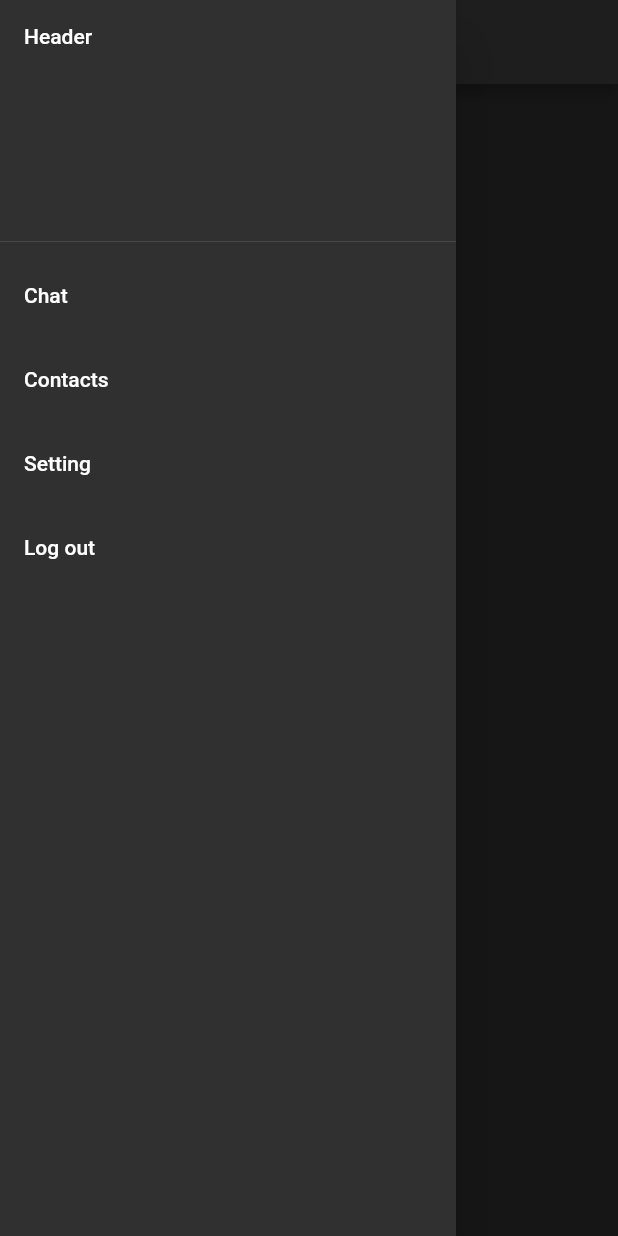
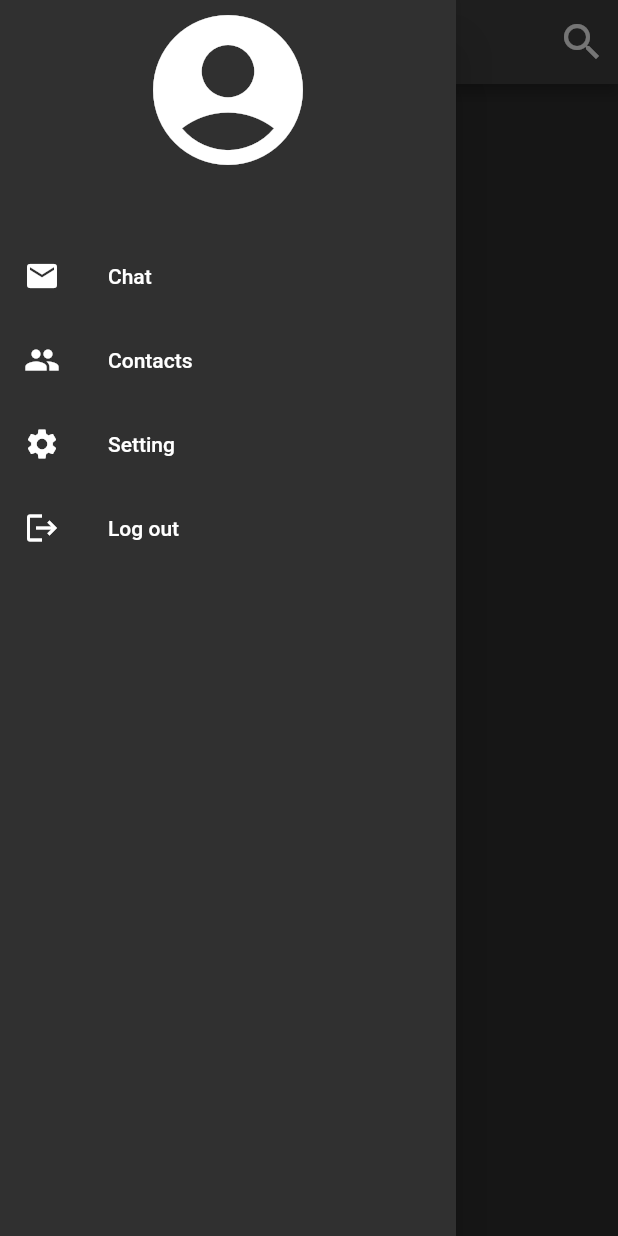
Before and after one commit to Shisaroru/FlutterFire-ChatApp, a Flutter app: the Home screen opened by its route, with the side drawer open, on a phone screen of 412 x 824 dp. Run offline on Flutter 3.47's test engine with Material 2 defaults, Android fonts, the phone set to English and light mode, and no system bars; our stand-ins replace cloud_firestore, firebase_auth, firebase_core, google_sign_in, shared_preferences; accounts and stored records are empty.

Commit message:
Update drawer and home screen

```diff
--- a/lib/app_state.dart
+++ b/lib/app_state.dart
@@ -1,12 +1,19 @@
+import 'package:cloud_firestore/cloud_firestore.dart';
 import 'package:flutter/material.dart';
+import 'package:myproject_app/services/auth.dart';
+import 'package:myproject_app/services/database.dart';
 
 class AppState extends ChangeNotifier {
-  int _route = 0;
+  String _name = "";
 
-  int get route => _route;
+  String get name => _name;
 
-  void changeRoute(int route) {
-    _route = route;
+  void getName() async {
+    var email = Auth().firebaseAuth.currentUser?.email;
+    QuerySnapshot snapshot =
+        await DatabaseService(uid: Auth().firebaseAuth.currentUser?.uid)
+            .getUser(email!);
+    _name = snapshot.docs[0]["fullName"];
     notifyListeners();
   }
 }
--- a/lib/auth/login.dart
+++ b/lib/auth/login.dart
@@ -115,7 +115,15 @@ class _LoginState extends State<Login> {
                         AuthButton(
                           color: Colors.white,
                           text: "Log in with Google",
-                          method: Auth().googleSignIn,
+                          method: () async {
+                            setState(() {
+                              _isLoading = true;
+                            });
+                            await Auth().googleSignIn();
+                            setState(() {
+                              _isLoading = false;
+                            });
+                          },
                         ),
                         const SizedBox(
                           height: 15,
--- a/lib/home/home.dart
+++ b/lib/home/home.dart
@@ -9,7 +9,25 @@ class Home extends StatelessWidget {
   Widget build(BuildContext context) {
     return Scaffold(
       appBar: AppBar(
-        title: const Text("Home"),
+        centerTitle: true,
+        actions: [
+          IconButton(
+            onPressed: () {
+              Navigator.pushNamed(context, "/search");
+            },
+            icon: const Icon(
+              Icons.search,
+              size: 32,
+            ),
+          )
+        ],
+        title: const Text(
+          "Chat",
+          style: TextStyle(
+            fontSize: 27,
+            fontWeight: FontWeight.bold,
+          ),
+        ),
         leading: const DrawerBuilder(),
       ),
       drawer: const AppDrawer(),
--- a/lib/shared/drawer.dart
+++ b/lib/shared/drawer.dart
@@ -1,37 +1,75 @@
 import 'package:flutter/material.dart';
 import 'package:myproject_app/services/auth.dart';
+import 'package:provider/provider.dart';
 
-class AppDrawer extends StatelessWidget {
+import '../app_state.dart';
+
+class AppDrawer extends StatefulWidget {
   const AppDrawer({super.key});
+
+  @override
+  State<AppDrawer> createState() => _AppDrawerState();
+}
+
+class _AppDrawerState extends State<AppDrawer> {
+  @override
+  void initState() {
+    super.initState();
+    context.read<AppState>().getName();
+  }
 
   @override
   Widget build(BuildContext context) {
     return Drawer(
       child: ListView(
         children: <Widget>[
-          const DrawerHeader(
-            child: Text("Header"),
+          const Icon(
+            Icons.account_circle,
+            size: 120,
+          ),
+          const SizedBox(
+            height: 15,
+          ),
+          Text(
+            context.read<AppState>().name,
+            textAlign: TextAlign.center,
+            style: const TextStyle(
+              fontWeight: FontWeight.bold,
+              fontSize: 18,
+            ),
           ),
           ListTile(
             title: const Text("Chat"),
+            leading: const Icon(
+              Icons.email,
+            ),
             onTap: () {
               Navigator.pushReplacementNamed(context, '/');
             },
           ),
           ListTile(
             title: const Text("Contacts"),
+            leading: const Icon(
+              Icons.group,
+            ),
             onTap: () {
               Navigator.pushReplacementNamed(context, '/contact');
             },
           ),
           ListTile(
             title: const Text("Setting"),
+            leading: const Icon(
+              Icons.settings,
+            ),
             onTap: () {
-              Navigator.pushReplacementNamed(context, '/profile');
+              Navigator.pushNamed(context, '/profile');
             },
           ),
           ListTile(
             title: const Text('Log out'),
+            leading: const Icon(
+              Icons.logout,
+            ),
             onTap: () {
               Auth().signOut();
             },
--- a/lib/shared/drawer_builder.dart
+++ b/lib/shared/drawer_builder.dart
@@ -7,7 +7,8 @@ class DrawerBuilder extends StatelessWidget {
   Widget build(BuildContext context) {
     return Builder(builder: (context) {
       return IconButton(
-          icon: const Icon(Icons.accessible),
+          icon: const Icon(Icons.account_circle),
+          iconSize: 40,
           onPressed: () {
             Scaffold.of(context).openDrawer();
           });
```
